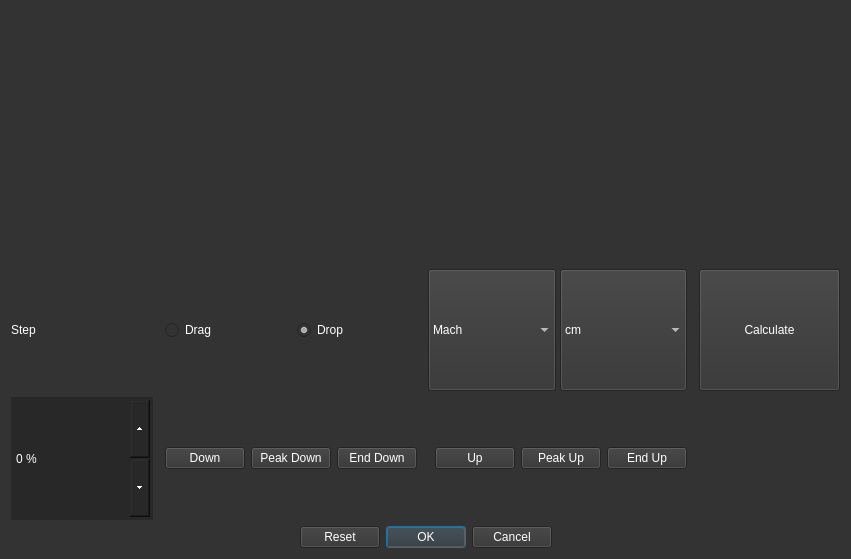
Above: ui_templates/drag_func_edit.ui from o-murphy/archer_ballistics_constructor before the change. Below: the same form after it.
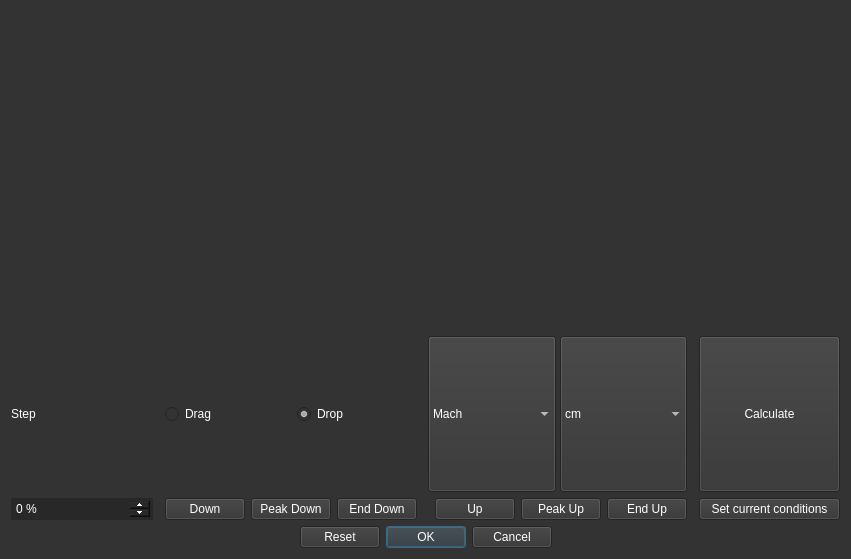
That is the form after the change. Icons and pictures are not drawn.

```diff
--- a/ui_templates/drag_func_edit.ui
+++ b/ui_templates/drag_func_edit.ui
@@ -512,6 +512,16 @@
      </property>
     </widget>
    </item>
+   <item row="1" column="0" colspan="4">
+    <widget class="QWidget" name="widget_4" native="true"/>
+   </item>
+   <item row="3" column="3">
+    <widget class="QPushButton" name="SetConditions">
+     <property name="text">
+      <string>Set current conditions</string>
+     </property>
+    </widget>
+   </item>
   </layout>
  </widget>
  <resources/>
```
Left out of the diff: 3 changed lines with no effect on the pictures.
